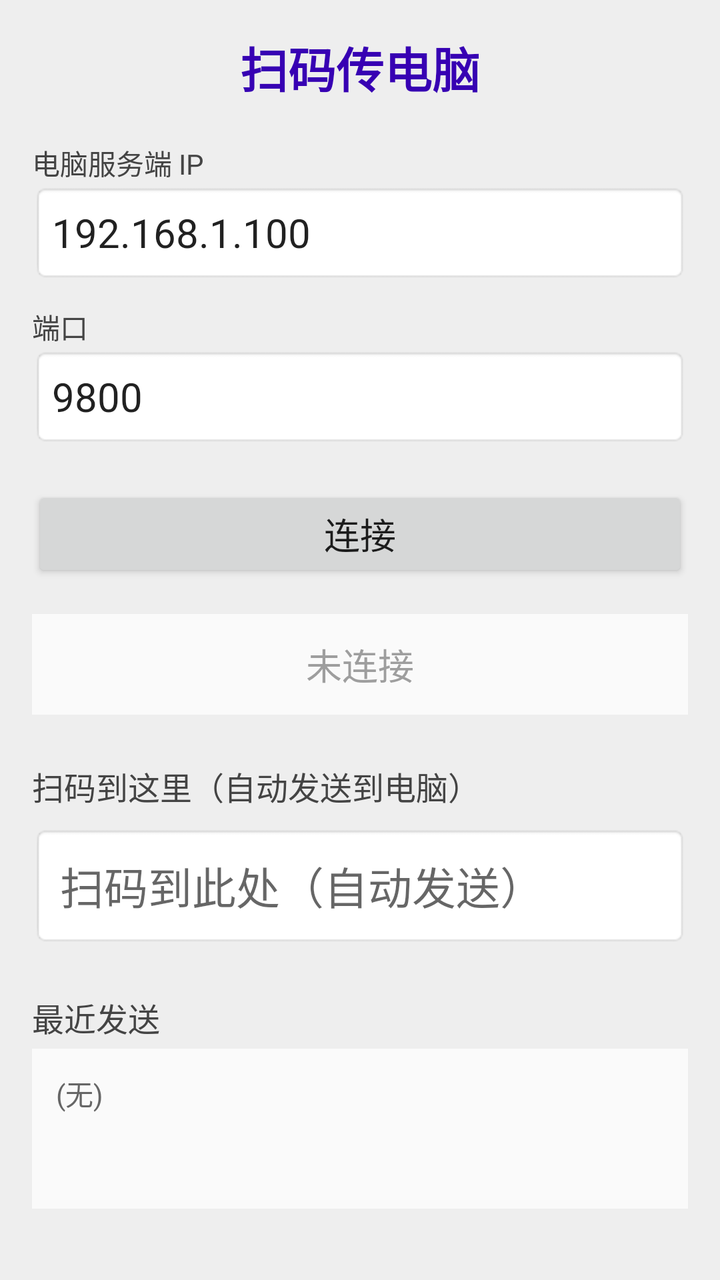
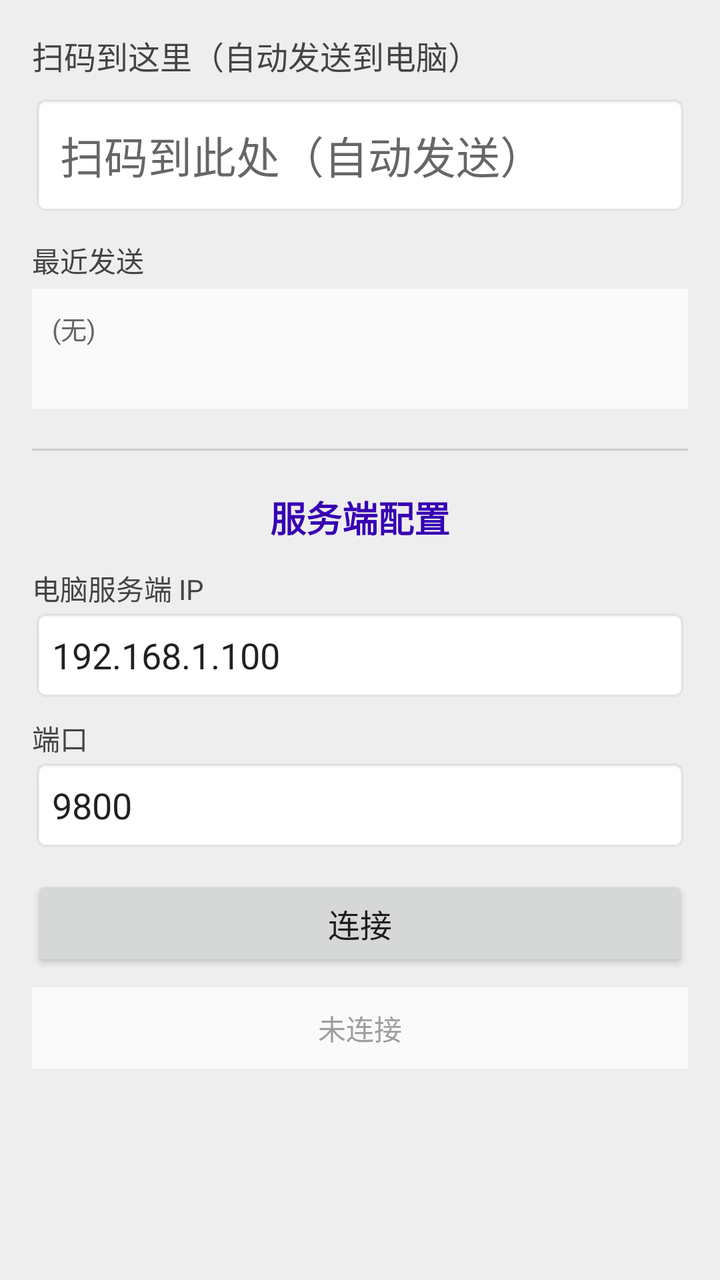

Compare the two renders of this Android layout. The source of the first and the diff that turns it into the second are given below.
<!-- AndroidManifest.xml: application theme Theme.SimpleScan -->
<!-- res/layout/activity_main.xml -->
<?xml version="1.0" encoding="utf-8"?>
<ScrollView xmlns:android="http://schemas.android.com/apk/res/android"
    android:layout_width="match_parent"
    android:layout_height="match_parent"
    android:background="#EEEEEE"
    android:fillViewport="true">

    <LinearLayout
        android:layout_width="match_parent"
        android:layout_height="wrap_content"
        android:orientation="vertical"
        android:padding="16dp">

        
        <TextView
            android:layout_width="match_parent"
            android:layout_height="wrap_content"
            android:gravity="center"
            android:text="@string/app_name"
            android:textColor="@color/purple_dark"
            android:textSize="24sp"
            android:textStyle="bold"
            android:layout_marginBottom="20dp" />

        
        <TextView
            android:layout_width="match_parent"
            android:layout_height="wrap_content"
            android:text="电脑服务端 IP"
            android:textColor="#444"
            android:textSize="14sp" />

        <EditText
            android:id="@+id/etServerIp"
            android:layout_width="match_parent"
            android:layout_height="wrap_content"
            android:hint="@string/hint_server_ip"
            android:inputType="text"
            android:digits="0123456789."
            android:maxLength="15"
            android:background="@android:drawable/editbox_background"
            android:padding="10dp"
            android:textSize="20sp"
            android:text="192.168.1.100" />

        
        <TextView
            android:layout_width="match_parent"
            android:layout_height="wrap_content"
            android:layout_marginTop="12dp"
            android:text="端口"
            android:textColor="#444"
            android:textSize="14sp" />

        <EditText
            android:id="@+id/etServerPort"
            android:layout_width="match_parent"
            android:layout_height="wrap_content"
            android:hint="@string/hint_server_port"
            android:inputType="number"
            android:maxLength="5"
            android:background="@android:drawable/editbox_background"
            android:padding="10dp"
            android:textSize="20sp"
            android:text="9800" />

        
        <Button
            android:id="@+id/btnConnect"
            android:layout_width="match_parent"
            android:layout_height="wrap_content"
            android:layout_marginTop="20dp"
            android:text="@string/btn_connect"
            android:textSize="18sp" />

        
        <TextView
            android:id="@+id/tvStatus"
            android:layout_width="match_parent"
            android:layout_height="wrap_content"
            android:layout_marginTop="16dp"
            android:padding="12dp"
            android:text="@string/status_disconnected"
            android:textColor="@color/status_disconnected"
            android:textSize="18sp"
            android:gravity="center"
            android:background="#FAFAFA" />

        
        <TextView
            android:layout_width="match_parent"
            android:layout_height="wrap_content"
            android:layout_marginTop="24dp"
            android:text="扫码到这里（自动发送到电脑）"
            android:textColor="#444"
            android:textSize="16sp"
            android:layout_marginBottom="8dp" />

        <EditText
            android:id="@+id/etScan"
            android:layout_width="match_parent"
            android:layout_height="wrap_content"
            android:hint="@string/hint_scan_input"
            android:inputType="text"
            android:background="@android:drawable/editbox_background"
            android:padding="14dp"
            android:textSize="22sp"
            android:textCursorDrawable="@null"
            android:imeOptions="actionSend"
            android:singleLine="true" />

        
        <TextView
            android:layout_width="match_parent"
            android:layout_height="wrap_content"
            android:layout_marginTop="24dp"
            android:text="最近发送"
            android:textColor="#444"
            android:textSize="16sp" />

        <TextView
            android:id="@+id/tvLog"
            android:layout_width="match_parent"
            android:layout_height="wrap_content"
            android:layout_marginTop="4dp"
            android:minHeight="80dp"
            android:padding="12dp"
            android:background="#FAFAFA"
            android:scrollbars="vertical"
            android:text="(无)"
            android:textColor="#666"
            android:textSize="14sp"
            android:gravity="top" />

    </LinearLayout>
</ScrollView>
<!-- resources referenced by this layout -->
<resources>
  <color name="purple_dark">#3700B3</color>
  <color name="status_disconnected">#9E9E9E</color>
  <string name="app_name">扫码传电脑</string>
  <string name="btn_connect">连接</string>
  <string name="hint_scan_input">扫码到此处（自动发送）</string>
  <string name="hint_server_ip">服务器IP（电脑内网IP）</string>
  <string name="hint_server_port">端口</string>
  <string name="status_disconnected">未连接</string>
  <style name="Theme.SimpleScan" parent="Theme.AppCompat.Light.NoActionBar">
          <item name="colorPrimary">@color/purple</item>
          <item name="colorPrimaryDark">@color/purple_dark</item>
          <item name="colorAccent">@color/teal</item>
          <item name="android:statusBarColor" tools:targetApi="21">@color/purple_dark</item>
      </style>
  <color name="purple">#6200EE</color>
  <color name="teal">#03DAC5</color>
</resources>

<!-- the commit's change to res/layout/activity_main.xml (unified diff, before → after) -->
@@ -15,12 +15,67 @@
         <TextView
             android:layout_width="match_parent"
             android:layout_height="wrap_content"
+            android:text="扫码到这里（自动发送到电脑）"
+            android:textColor="#444"
+            android:textSize="16sp"
+            android:layout_marginBottom="8dp" />
+
+        <EditText
+            android:id="@+id/etScan"
+            android:layout_width="match_parent"
+            android:layout_height="wrap_content"
+            android:hint="@string/hint_scan_input"
+            android:inputType="text"
+            android:background="@android:drawable/editbox_background"
+            android:padding="14dp"
+            android:textSize="22sp"
+            android:textCursorDrawable="@null"
+            android:imeOptions="actionSend"
+            android:singleLine="true"
+            android:focusable="true"
+            android:focusableInTouchMode="true" />
+
+        
+        <TextView
+            android:layout_width="match_parent"
+            android:layout_height="wrap_content"
+            android:layout_marginTop="12dp"
+            android:text="最近发送"
+            android:textColor="#444"
+            android:textSize="14sp" />
+
+        <TextView
+            android:id="@+id/tvLog"
+            android:layout_width="match_parent"
+            android:layout_height="wrap_content"
+            android:layout_marginTop="4dp"
+            android:minHeight="60dp"
+            android:padding="10dp"
+            android:background="#FAFAFA"
+            android:scrollbars="vertical"
+            android:text="(无)"
+            android:textColor="#666"
+            android:textSize="13sp"
+            android:gravity="top" />
+
+        
+        <View
+            android:layout_width="match_parent"
+            android:layout_height="1dp"
+            android:layout_marginTop="20dp"
+            android:layout_marginBottom="20dp"
+            android:background="#CCCCCC" />
+
+        
+        <TextView
+            android:layout_width="match_parent"
+            android:layout_height="wrap_content"
             android:gravity="center"
-            android:text="@string/app_name"
+            android:text="服务端配置"
             android:textColor="@color/purple_dark"
-            android:textSize="24sp"
+            android:textSize="18sp"
             android:textStyle="bold"
-            android:layout_marginBottom="20dp" />
+            android:layout_marginBottom="12dp" />
 
         
         <TextView
@@ -40,14 +95,14 @@
             android:maxLength="15"
             android:background="@android:drawable/editbox_background"
             android:padding="10dp"
-            android:textSize="20sp"
+            android:textSize="18sp"
             android:text="192.168.1.100" />
 
         
         <TextView
             android:layout_width="match_parent"
             android:layout_height="wrap_content"
-            android:layout_marginTop="12dp"
+            android:layout_marginTop="8dp"
             android:text="端口"
             android:textColor="#444"
             android:textSize="14sp" />
@@ -61,7 +116,7 @@
             android:maxLength="5"
             android:background="@android:drawable/editbox_background"
             android:padding="10dp"
-            android:textSize="20sp"
+            android:textSize="18sp"
             android:text="9800" />
 
         
@@ -69,68 +124,22 @@
             android:id="@+id/btnConnect"
             android:layout_width="match_parent"
             android:layout_height="wrap_content"
-            android:layout_marginTop="20dp"
+            android:layout_marginTop="12dp"
             android:text="@string/btn_connect"
-            android:textSize="18sp" />
+            android:textSize="16sp" />
 
         
         <TextView
             android:id="@+id/tvStatus"
             android:layout_width="match_parent"
             android:layout_height="wrap_content"
-            android:layout_marginTop="16dp"
-            android:padding="12dp"
+            android:layout_marginTop="8dp"
+            android:padding="10dp"
             android:text="@string/status_disconnected"
             android:textColor="@color/status_disconnected"
-            android:textSize="18sp"
+            android:textSize="14sp"
             android:gravity="center"
             android:background="#FAFAFA" />
 
-        
-        <TextView
-            android:layout_width="match_parent"
-            android:layout_height="wrap_content"
-            android:layout_marginTop="24dp"
-            android:text="扫码到这里（自动发送到电脑）"
-            android:textColor="#444"
-            android:textSize="16sp"
-            android:layout_marginBottom="8dp" />
-
-        <EditText
-            android:id="@+id/etScan"
-            android:layout_width="match_parent"
-            android:layout_height="wrap_content"
-            android:hint="@string/hint_scan_input"
-            android:inputType="text"
-            android:background="@android:drawable/editbox_background"
-            android:padding="14dp"
-            android:textSize="22sp"
-            android:textCursorDrawable="@null"
-            android:imeOptions="actionSend"
-            android:singleLine="true" />
-
-        
-        <TextView
-            android:layout_width="match_parent"
-            android:layout_height="wrap_content"
-            android:layout_marginTop="24dp"
-            android:text="最近发送"
-            android:textColor="#444"
-            android:textSize="16sp" />
-
-        <TextView
-            android:id="@+id/tvLog"
-            android:layout_width="match_parent"
-            android:layout_height="wrap_content"
-            android:layout_marginTop="4dp"
-            android:minHeight="80dp"
-            android:padding="12dp"
-            android:background="#FAFAFA"
-            android:scrollbars="vertical"
-            android:text="(无)"
-            android:textColor="#666"
-            android:textSize="14sp"
-            android:gravity="top" />
-
     </LinearLayout>
 </ScrollView>
<!-- resource entries referenced after the edit -->
@@ -2,7 +2,6 @@
 <resources>
   <color name="purple_dark">#3700B3</color>
   <color name="status_disconnected">#9E9E9E</color>
-  <string name="app_name">扫码传电脑</string>
   <string name="btn_connect">连接</string>
   <string name="hint_scan_input">扫码到此处（自动发送）</string>
   <string name="hint_server_ip">服务器IP（电脑内网IP）</string>
